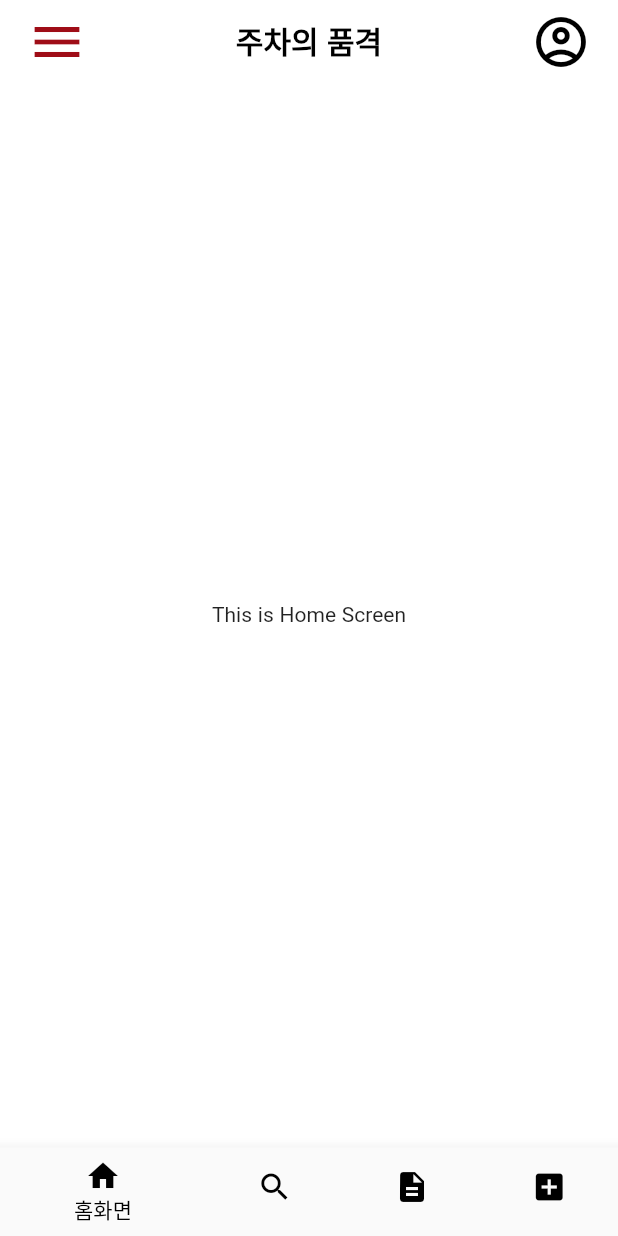
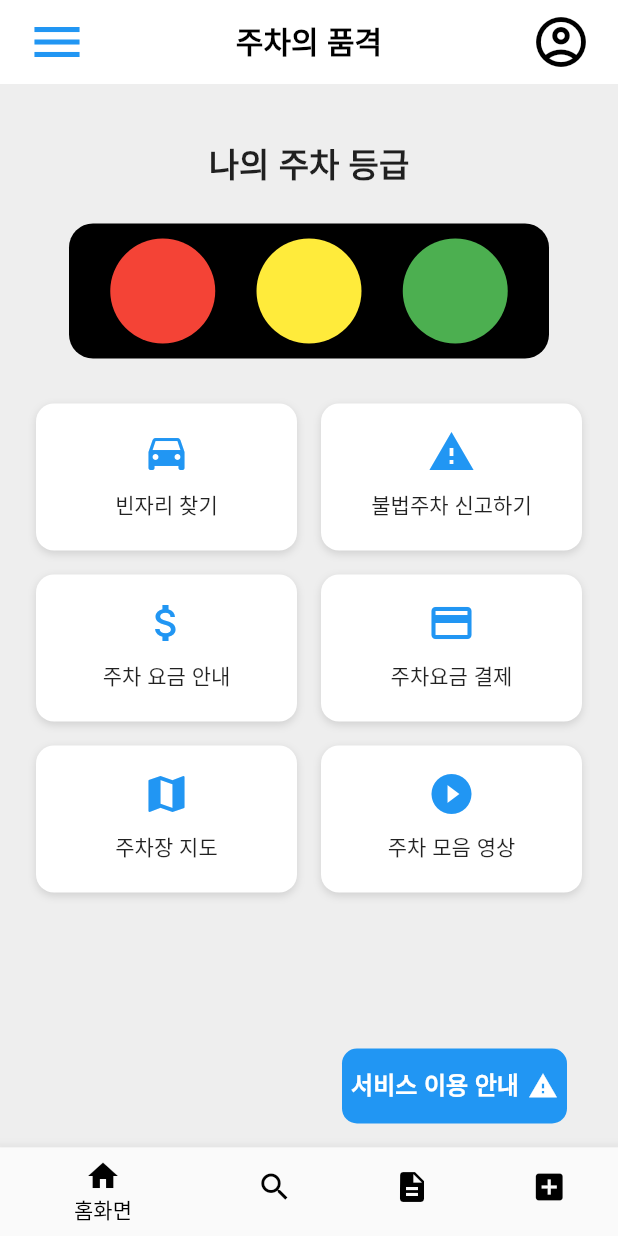
Before and after one commit to Funital/ClassyParking, a Flutter app: the screen it shows after launch, on a phone screen of 412 x 824 dp. Run offline on Flutter 3.47's test engine with Material 3 defaults, Android fonts, the phone set to English and light mode, and no system bars; our stand-ins replace go_router.

Commit message:
[#5] 홈화면 UI 제작
#5

```diff
--- /dev/null
+++ b/classy_parking/lib/presentation/screens/home/home_model.dart
@@ -0,0 +1,13 @@
+import 'package:flutter/cupertino.dart';
+
+class HomeModel {
+  final String title;
+  final IconData icon; // asset 경로 or emoji
+  final void Function()? onTap;
+
+  HomeModel({
+    required this.title,
+    required this.icon,
+    this.onTap,
+  });
+}
--- a/classy_parking/lib/presentation/screens/home/home_screen.dart
+++ b/classy_parking/lib/presentation/screens/home/home_screen.dart
@@ -1,12 +1,140 @@
+import 'package:classy_parking/core/constants/font.dart';
 import 'package:flutter/material.dart';
+import 'package:provider/provider.dart';
+import 'home_model.dart';
+import 'home_view_model.dart';
 
 class HomeScreen extends StatelessWidget {
   const HomeScreen({super.key});
 
   @override
   Widget build(BuildContext context) {
-    return const Center(
-      child: Text("This is Home Screen"),
+    return ChangeNotifierProvider(
+      create: (_) => HomeViewModel(),
+      child: Scaffold(
+        backgroundColor: Colors.grey[200],
+        body: Consumer<HomeViewModel>(
+          builder: (context, vm, _) {
+            return SingleChildScrollView(
+              padding: const EdgeInsets.all(16),
+              child: Column(
+                children: [
+                  const SizedBox(height: 20),
+                  Text(
+                      "나의 주차 등급",
+                      style: AppFont.size22.copyWith(
+                        fontWeight: FontWeight.w800
+                      )
+                  ),
+
+                  const SizedBox(height: 20),
+                  // 🚦 신호등 영역
+                  Padding(
+                    padding: const EdgeInsets.symmetric(horizontal: 30),
+                    child: Container(
+                      padding: const EdgeInsets.symmetric(vertical: 10),
+                      decoration: BoxDecoration(
+                        color: Colors.black,
+                        borderRadius: BorderRadius.circular(16),
+                      ),
+                      child: Row(
+                        mainAxisAlignment: MainAxisAlignment.spaceEvenly,
+                        children: const [
+                          CircleAvatar(backgroundColor: Colors.red, radius: 35),
+                          CircleAvatar(backgroundColor: Colors.yellow, radius: 35),
+                          CircleAvatar(backgroundColor: Colors.green, radius: 35),
+                        ],
+                      ),
+                    ),
+                  ),
+
+                  const SizedBox(height: 30),
+                  _buildMenuRow(vm.getTopMenu()),
+
+                  const SizedBox(height: 16),
+                  _buildMenuRow(vm.getMiddleMenu()),
+
+                  const SizedBox(height: 16),
+                  _buildMenuRow(vm.getBottomMenu()),
+                ],
+              ),
+            );
+          },
+        ),
+        floatingActionButton: Padding(
+          padding: const EdgeInsets.only(right: 18),
+          child: SizedBox(
+            width: 150,
+            height: 50,
+            child: TextButton(
+              onPressed: () {
+                // context.push(RoutePath.albumAdd);
+              },
+              style: TextButton.styleFrom(
+                backgroundColor: Colors.blue,
+                padding: EdgeInsets.zero,
+                shape: RoundedRectangleBorder(
+                  borderRadius: BorderRadius.circular(10),
+                ),
+              ),
+              child: Row(
+                mainAxisAlignment: MainAxisAlignment.center,
+                children: [
+                  Text(
+                    '서비스 이용 안내',
+                    style: AppFont.size16.copyWith(
+                      color: Colors.white,
+                      fontWeight: FontWeight.w600,
+                    ),
+                  ),
+                  const SizedBox(width: 6),
+                  Icon(
+                    Icons.warning,
+                    color: Colors.white,
+                    size: 20,
+                  )
+                ],
+              ),
+            ),
+          ),
+        ),
+      ),
+    );
+  }
+
+  Widget _buildMenuRow(List<HomeModel> items) {
+    return Row(
+      mainAxisAlignment: MainAxisAlignment.spaceEvenly,
+      children: items
+          .map(
+            (item) => Expanded(
+          child: Container(
+            margin: const EdgeInsets.symmetric(horizontal: 8),
+            padding: const EdgeInsets.all(16),
+            decoration: BoxDecoration(
+              color: Colors.white,
+              borderRadius: BorderRadius.circular(12),
+              boxShadow: const [
+                BoxShadow(
+                  color: Colors.black12,
+                  blurRadius: 4,
+                  offset: Offset(0, 2),
+                )
+              ],
+            ),
+            child: Column(
+              children: [
+                Icon(item.icon, size: 32, color: Colors.blue),
+                const SizedBox(height: 8),
+                Text(item.title,
+                    textAlign: TextAlign.center,
+                    style: const TextStyle(fontSize: 14)),
+              ],
+            ),
+          ),
+        ),
+      )
+          .toList(),
     );
   }
 }
--- /dev/null
+++ b/classy_parking/lib/presentation/screens/home/home_view_model.dart
@@ -0,0 +1,19 @@
+import 'package:flutter/material.dart';
+import 'home_model.dart';
+
+class HomeViewModel extends ChangeNotifier {
+  List<HomeModel> getTopMenu() => [
+    HomeModel(title: "빈자리 찾기", icon: Icons.directions_car),
+    HomeModel(title: "불법주차 신고하기", icon: Icons.report_problem),
+  ];
+
+  List<HomeModel> getMiddleMenu() => [
+    HomeModel(title: "주차 요금 안내", icon: Icons.attach_money),
+    HomeModel(title: "주차요금 결제", icon: Icons.credit_card),
+  ];
+
+  List<HomeModel> getBottomMenu() => [
+    HomeModel(title: "주차장 지도", icon: Icons.map),
+    HomeModel(title: "주차 모음 영상", icon: Icons.play_circle_fill),
+  ];
+}
--- a/classy_parking/lib/presentation/widgets/custom_app_bar.dart
+++ b/classy_parking/lib/presentation/widgets/custom_app_bar.dart
@@ -20,7 +20,7 @@ class CustomAppBar extends StatelessWidget implements PreferredSizeWidget {
       leading: Padding(
         padding: const EdgeInsets.only(left: 10),
         child: IconButton(
-          icon: const Icon(Icons.menu, color: AppColor.mainRed),
+          icon: const Icon(Icons.menu, color: Colors.blue),
           iconSize: 40,
           onPressed: (){},
           // onPressed: () => showMiniAddMenu(context),
@@ -30,7 +30,6 @@ class CustomAppBar extends StatelessWidget implements PreferredSizeWidget {
           onTap: (){
             // context.go(RoutePath.home);
           },
-          // child: Image.asset('assets/images/classyparking_logo.png', height: 50)),
           child: Text(
             '주차의 품격',
             style: AppFont.size20.copyWith(
```
